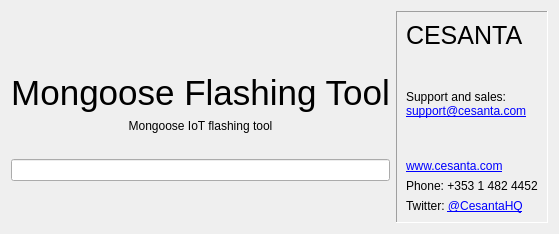
Qt form src/about.ui (olgierdh/mongoose-flashing-tool) before a commit.
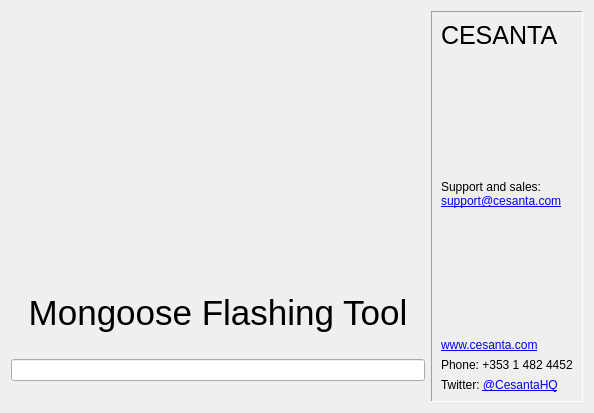
The same form after that commit. Icons and pictures are not drawn.

The edit to the form file:
```diff
--- a/src/about.ui
+++ b/src/about.ui
@@ -6,8 +6,8 @@
    <rect>
     <x>0</x>
     <y>0</y>
-    <width>467</width>
-    <height>234</height>
+    <width>594</width>
+    <height>413</height>
    </rect>
   </property>
   <property name="windowTitle">
@@ -18,6 +18,12 @@
     <layout class="QVBoxLayout" name="verticalLayout">
      <item>
       <widget class="QLabel" name="logoLabel">
+       <property name="minimumSize">
+        <size>
+         <width>256</width>
+         <height>256</height>
+        </size>
+       </property>
        <property name="text">
         <string/>
        </property>
@@ -57,16 +63,6 @@
        </property>
       </widget>
      </item>
-     <item>
-      <widget class="QLabel" name="nameLabel">
-       <property name="text">
-        <string>Mongoose IoT flashing tool</string>
-       </property>
-       <property name="alignment">
-        <set>Qt::AlignCenter</set>
-       </property>
-      </widget>
-     </item>
      <item>
       <widget class="QLabel" name="versionLabel">
        <property name="text">
```
Left out of the diff: 4 changed lines with no effect on the pictures.
